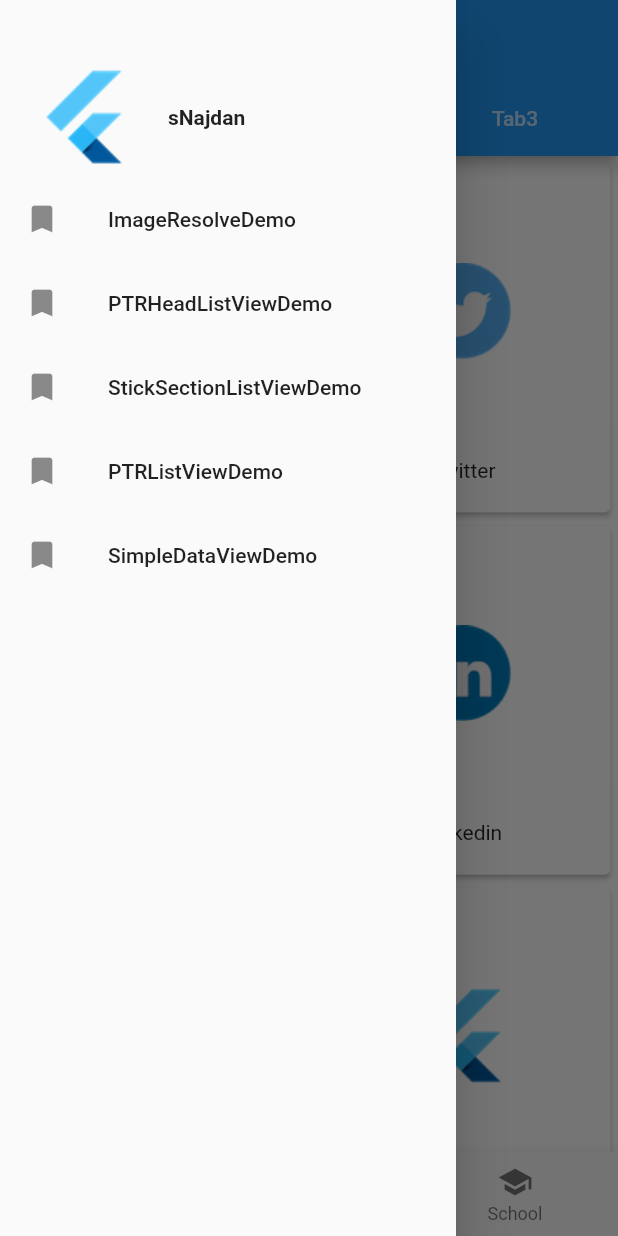
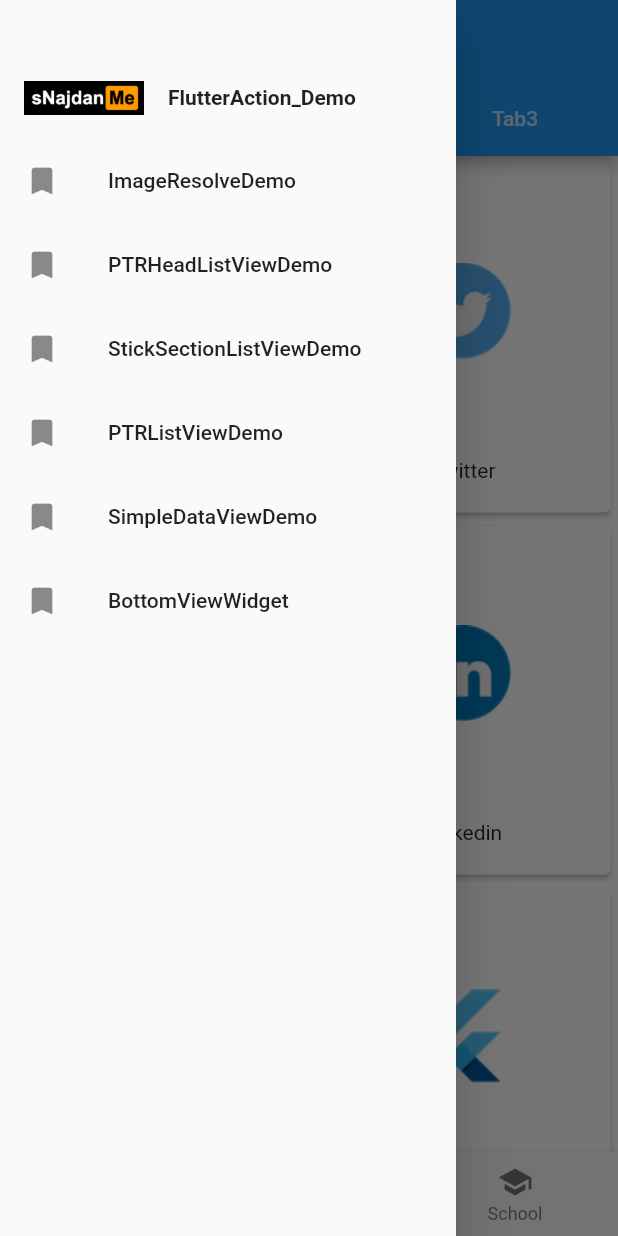
Before and after one commit to snajdan0525/Flutter-Action, a Flutter app: the screen it shows after launch, with the side drawer open, on a phone screen of 412 x 824 dp. Run offline on Flutter 3.47's test engine with Material 2 defaults, Android fonts, the phone set to English and light mode, and no system bars; our stand-ins replace cached_network_image; missing offline and left inert: lpinyin.

Commit message:
add BottomViewDemo

```diff
--- /dev/null
+++ b/lib/demo/bottom_sheet_demo.dart
@@ -0,0 +1,9 @@
+import 'package:flutter/material.dart';
+import 'package:flutter_action/detailview/show_bottom_sheet.dart';
+class BottomSheetDemo extends StatelessWidget{
+  @override
+  Widget build(BuildContext context) {
+    // TODO: implement build
+    return BottomViewWidget();
+  }
+}
--- a/lib/detailview/show_bottom_sheet.dart
+++ b/lib/detailview/show_bottom_sheet.dart
@@ -1,4 +1,6 @@
 import 'package:flutter/material.dart';
+import 'package:flutter_action/detailview/magic_change_bottom_sheet.dart';
+
 class BottomViewWidget extends StatefulWidget {
   const BottomViewWidget({Key key}) : super(key: key);
 
@@ -8,6 +10,22 @@ class BottomViewWidget extends StatefulWidget {
 
 class BottomViewState extends State<BottomViewWidget> {
   final GlobalKey<ScaffoldState> _scaffoldKey = GlobalKey<ScaffoldState>();
+  static final List _items = [
+    'A',
+    'B',
+    'C',
+    'D',
+    'E',
+    'F',
+    'G',
+    'H',
+    'I',
+    'J',
+    'K',
+    'L',
+    'M',
+    'N'
+  ];
 
   @override
   void initState() {
@@ -36,6 +54,10 @@ class BottomViewState extends State<BottomViewWidget> {
               new RaisedButton(
                 onPressed: () => _showPersistentBottomSheet(context),
                 child: new Text('SHOW Persistent BOTTOM SHEET'),
+              ),
+              new RaisedButton(
+                onPressed: () => _modalMagicBottomSheetMenu(context),
+                child: new Text('SHOW Magic MODAL BOTTOM SHEET'),
               ),
             ]),
       ),
@@ -78,4 +100,36 @@ class BottomViewState extends State<BottomViewWidget> {
           );
         });
   }
+
+  _modalMagicBottomSheetMenu(BuildContext context) {
+    showMagicChangeModalBottomSheet(
+        context: context,
+        builder: (BuildContext context) {
+          return new Container(
+            height: 200.0,
+            color: Colors.white, //could change this to Color(0xFF737373),
+            child: ListView.builder(
+              itemCount: _items.length,
+              itemBuilder: (BuildContext context, int index) {
+                final String item = _items[index];
+                return ListTile(
+                  title: new Center(
+                    child: Text('This is $item item '),
+                  ),
+                );
+              },
+            ),
+          );
+//            new Container(
+//                decoration: new BoxDecoration(
+//                    color: Colors.white,
+//                    borderRadius: new BorderRadius.only(
+//                        topLeft: const Radius.circular(10.0),
+//                        topRight: const Radius.circular(10.0))),
+//                child: new Center(
+//                  child: new Text("This is a modal sheet"),
+//                )),
+//          );
+        });
+  }
 }
--- a/lib/drawer.dart
+++ b/lib/drawer.dart
@@ -5,7 +5,7 @@ import 'package:flutter_action/demo/pull_to_refresh_header_list_view_demo.dart';
 import 'package:flutter_action/demo/section_stick_list_view_demo.dart';
 import 'package:flutter_action/demo/pull_to_refresh_list_view_demo.dart';
 import 'package:flutter_action/demo/simple_data_view_demo.dart';
-
+import 'package:flutter_action/demo/bottom_sheet_demo.dart';
 class MyDrawer extends StatelessWidget {
   const MyDrawer({
     Key key,
@@ -26,16 +26,16 @@ class MyDrawer extends StatelessWidget {
               child: Row(
                 children: <Widget>[
                   Padding(
-                    padding: const EdgeInsets.symmetric(horizontal: 16.0),
-                    child: ClipOval(
+                    padding: const EdgeInsets.symmetric(vertical: 16.0,horizontal: 16.0),
+                    child: ClipRect(
                       child: Image.asset(
-                        "data_repo/img/ic_launcher.png",
+                        "data_repo/img/logo.png",
                         width: 80,
                       ),
                     ),
                   ),
                   Text(
-                    "sNajdan",
+                    "FlutterAction_Demo",
                     style: TextStyle(fontWeight: FontWeight.bold),
                   )
                 ],
@@ -89,6 +89,15 @@ class MyDrawer extends StatelessWidget {
                       }));
                     },
                   ),
+                  ListTile(
+                    leading: const Icon(Icons.bookmark),
+                    title: const Text('BottomViewWidget'),
+                    onTap: () {
+                      Navigator.push(context, new FadeRoute(builder: (context) {
+                        return new BottomSheetDemo();
+                      }));
+                    },
+                  ),
                 ],
               ),
             ),
--- a/pubspec.yaml
+++ b/pubspec.yaml
@@ -46,6 +46,7 @@ flutter:
   assets:
     - data_repo/city/china.json
     - data_repo/img/ic_launcher.png
+    - data_repo/img/logo.png
     - data_repo/img/social/facebook.png
     - data_repo/img/social/instagram.png
     - data_repo/img/social/google_plus.png
```
Also changed, not shown: lib/detailview/magic_change_bottom_sheet.dart (+1 -32 lines), data_repo/img/logo.png (added).
